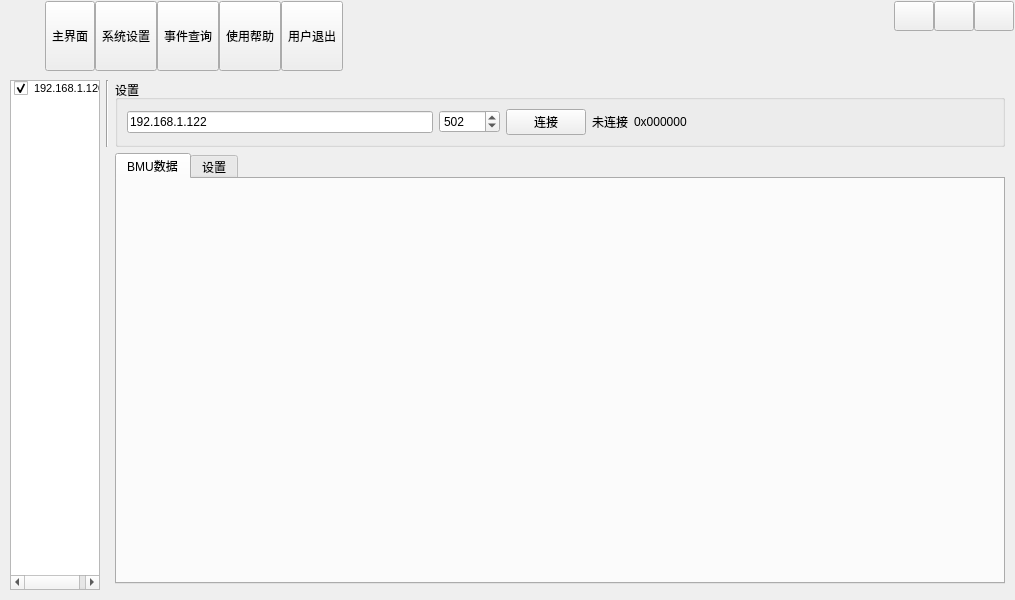
The window that main_ui.ui (Shogpe/bmsTool) describes before a commit, drawn with Qt 5.
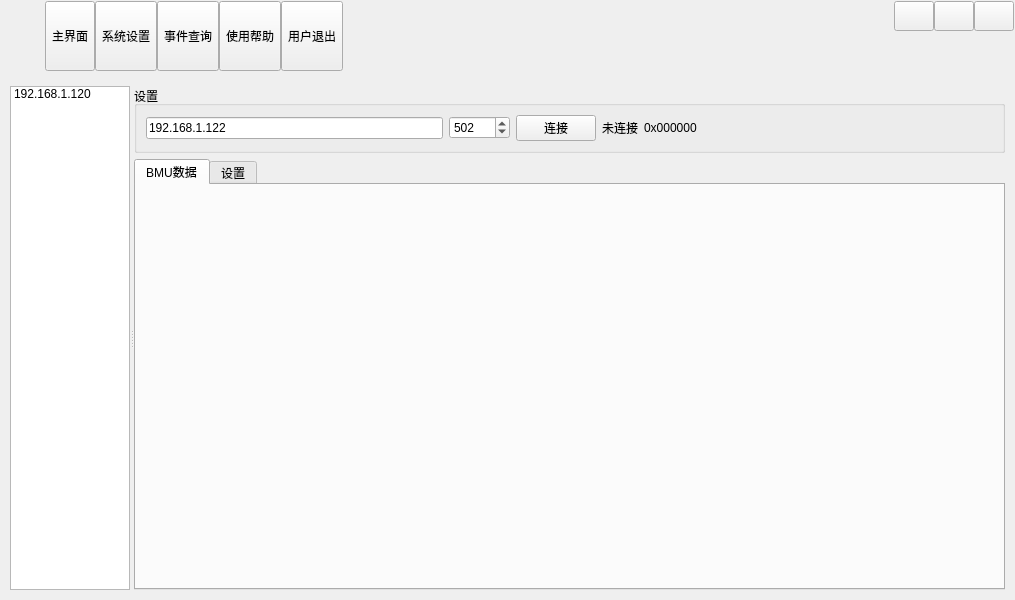
The same window after the commit. The open tabs and pages were chosen to show the change. Icons and pictures are not drawn. Custom widgets are drawn as their Qt base class.

Diff of the .ui file:
```diff
--- a/main_ui.ui
+++ b/main_ui.ui
@@ -16,10 +16,7 @@
   <property name="sizeGripEnabled" stdset="0">
    <bool>false</bool>
   </property>
-  <layout class="QVBoxLayout" name="verticalLayout">
-   <property name="spacing">
-    <number>0</number>
-   </property>
+  <layout class="QGridLayout" name="gridLayout">
    <property name="leftMargin">
     <number>1</number>
    </property>
@@ -337,7 +334,7 @@
      </layout>
     </widget>
    </item>
-   <item>
+   <item row="1" column="0">
     <widget class="QStackedWidget" name="stackedWidget">
      <property name="styleSheet">
       <string notr="true"/>
@@ -346,75 +343,34 @@
       <number>0</number>
      </property>
      <widget class="QWidget" name="MainPage">
-      <layout class="QGridLayout" name="gridLayout">
-       <item row="1" column="2">
-        <widget class="QTabWidget" name="tabWidget">
-         <property name="currentIndex">
-          <number>1</number>
+      <layout class="QGridLayout" name="gridLayout_5">
+       <item row="0" column="0">
+        <widget class="QSplitter" name="splitter">
+         <property name="orientation">
+          <enum>Qt::Horizontal</enum>
          </property>
-         <widget class="Widget" name="DataWidget">
-          <attribute name="title">
-           <string>BMU数据</string>
-          </attribute>
-         </widget>
-         <widget class="QWidget" name="tab_2">
-          <attribute name="title">
-           <string>设置</string>
-          </attribute>
-         </widget>
-        </widget>
-       </item>
-       <item row="0" column="0" rowspan="3">
-        <widget class="QWidget" name="widgetLeftMain" native="true">
+         <widget class="QListWidget" name="listBMS">
+          <property name="enabled">
+           <bool>true</bool>
+          </property>
          <property name="maximumSize">
           <size>
-           <width>90</width>
+            <width>120</width>
            <height>16777215</height>
           </size>
          </property>
-         <layout class="QVBoxLayout" name="verticalLayout_2">
-          <property name="spacing">
-           <number>0</number>
-          </property>
-          <property name="leftMargin">
-           <number>0</number>
-          </property>
-          <property name="topMargin">
-           <number>0</number>
-          </property>
-          <property name="rightMargin">
-           <number>0</number>
-          </property>
-          <property name="bottomMargin">
-           <number>0</number>
-          </property>
-          <item>
-           <widget class="QListWidget" name="listWidget">
-            <property name="sizePolicy">
-             <sizepolicy hsizetype="Preferred" vsizetype="Expanding">
-              <horstretch>0</horstretch>
-              <verstretch>0</verstretch>
-             </sizepolicy>
-            </property>
-            <property name="font">
-             <font>
-              <pointsize>8</pointsize>
-             </font>
+          <property name="resizeMode">
+           <enum>QListView::Adjust</enum>
             </property>
             <item>
              <property name="text">
               <string>192.168.1.120</string>
              </property>
-             <property name="checkState">
-              <enum>Checked</enum>
-             </property>
-            </item>
-           </widget>
-          </item>
-         </layout>
-        </widget>
-       </item>
-       <item row="0" column="2">
+          </item>
+         </widget>
+         <widget class="QWidget" name="">
+          <layout class="QVBoxLayout" name="verticalLayout">
+           <item>
         <widget class="QGroupBox" name="groupBox">
          <property name="sizePolicy">
           <sizepolicy hsizetype="Preferred" vsizetype="Fixed">
@@ -509,17 +465,25 @@
          </layout>
         </widget>
        </item>
-       <item row="0" column="1">
-        <widget class="Line" name="line">
-         <property name="sizePolicy">
-          <sizepolicy hsizetype="Maximum" vsizetype="Minimum">
-           <horstretch>0</horstretch>
-           <verstretch>0</verstretch>
-          </sizepolicy>
-         </property>
-         <property name="orientation">
-          <enum>Qt::Vertical</enum>
-         </property>
+           <item>
+            <widget class="QTabWidget" name="tabWidget">
+             <property name="currentIndex">
+              <number>0</number>
+             </property>
+             <widget class="Widget" name="DataWidget">
+              <attribute name="title">
+               <string>BMU数据</string>
+              </attribute>
+             </widget>
+             <widget class="QWidget" name="tab_2">
+              <attribute name="title">
+               <string>设置</string>
+              </attribute>
+             </widget>
+            </widget>
+           </item>
+          </layout>
+         </widget>
         </widget>
        </item>
       </layout>
```
Left out of the diff: 2 changed lines with no effect on the pictures. Lines whose indentation alone changed are shown as unchanged.
